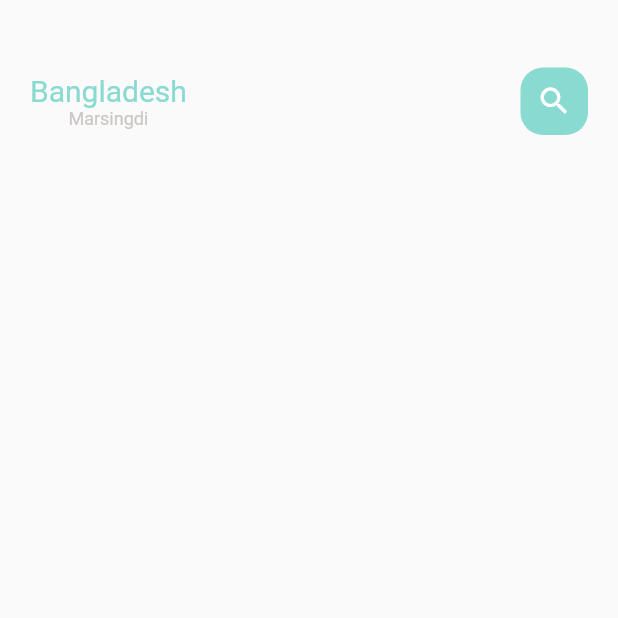
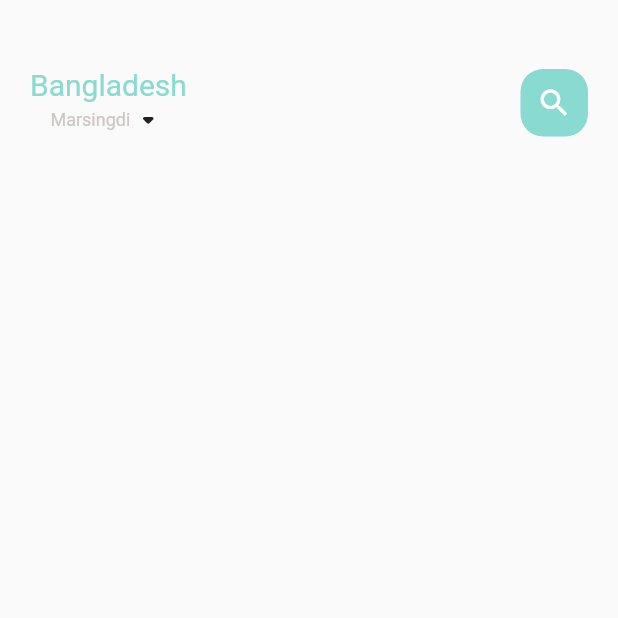
Before and after one commit to etczrn/flutter_projects, a Flutter app: the screen it shows after launch, on a phone screen of 412 x 824 dp, the top half of it. Run offline on Flutter 3.47's test engine with Material 2 defaults, Android fonts, the light colour scheme and no system bars; our stand-ins replace bloc, equatable, firebase_auth, firebase_core, flutter_bloc, shared_preferences; accounts and stored records are empty.

Commit message:
Complete first line of container (like appbar) #37

```diff
--- a/delivery/lib/home/main_food_page.dart
+++ b/delivery/lib/home/main_food_page.dart
@@ -21,7 +21,12 @@ class MainFoodPage extends StatelessWidget {
                   Column(
                     children: [
                       BigText(text: "Bangladesh", color: AppColors.mainColor),
-                      SmallText(text: 'Marsingdi')
+                      Row(
+                        children: [
+                          SmallText(text: 'Marsingdi'),
+                          Icon(Icons.arrow_drop_down_rounded)
+                        ],
+                      )
                     ],
                   ),
                   Center(
```
